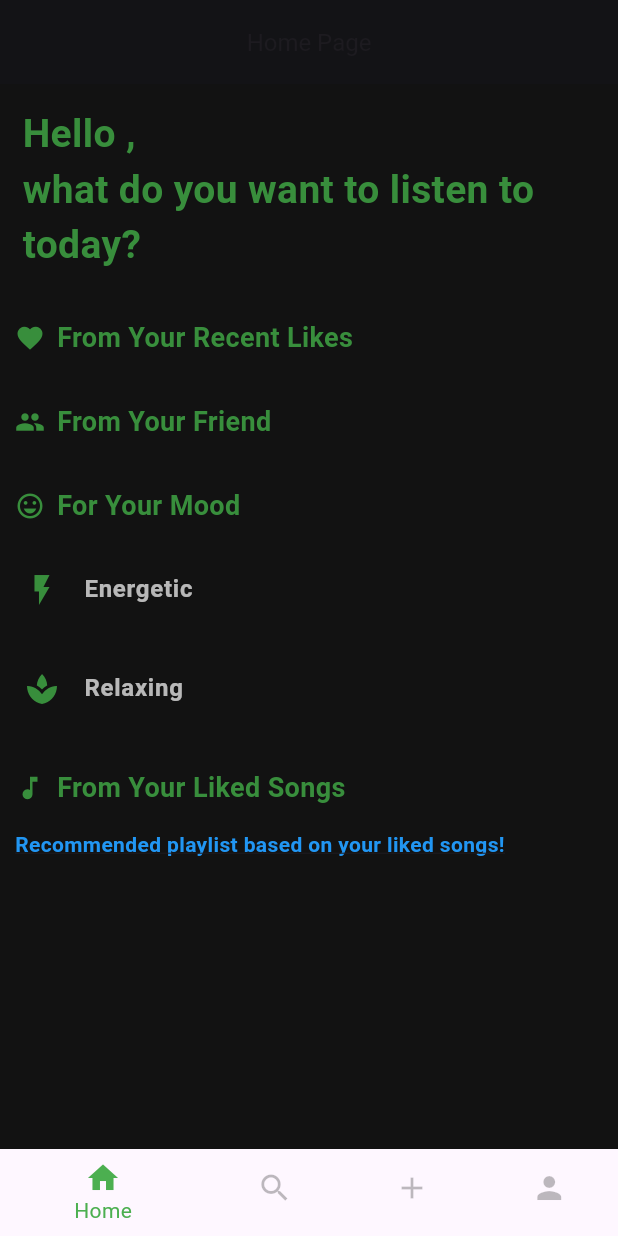
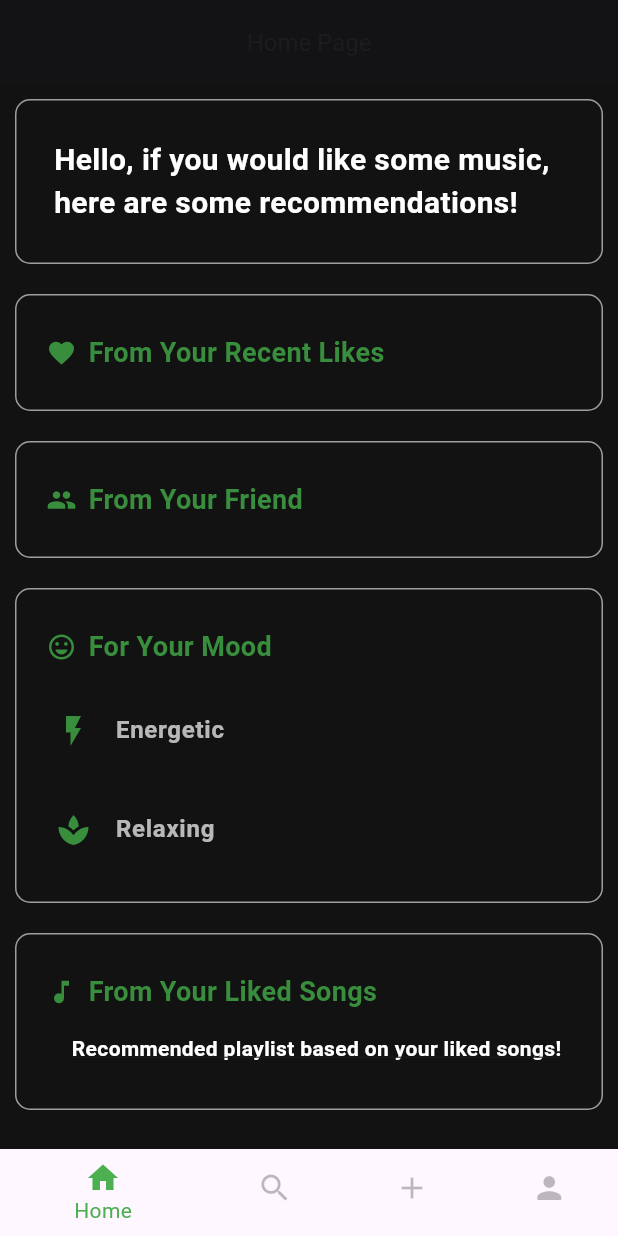
Before and after one commit to serrayakupoglu/T22, a Flutter app: the HomePage screen opened directly, on a phone screen of 412 x 824 dp. Run offline on Flutter 3.47's test engine with Material 3 defaults, Android fonts, the phone set to English and light mode, and no system bars; our stand-ins replace charts_flutter_new, expandable, flutter_secure_storage, flutter_slidable, pie_chart; missing offline and left inert: dart:ffi; accounts and stored records are empty; network calls fail; Roboto replaces fonts that are missing (Metrisch).

Commit message:
New home screen

```diff
--- a/lib/src/features/screen/home_screen.dart
+++ b/lib/src/features/screen/home_screen.dart
@@ -36,44 +36,46 @@ class _HomeScreenState extends State<HomeScreen> {
     super.initState();
   }
 
-  void fetchData () async {
+  void fetchData() async {
     username = StorageService().readSecureData('username');
-    if(!RecommendationsCache.containsRecommendation('recommendedSong')) {
+    if (!RecommendationsCache.containsRecommendation('recommendedSong')) {
       song = userController.recommendSong();
       RecommendationsCache.setRecommendation('recommendedSong', song);
     } else {
       song = RecommendationsCache.getRecommendation('recommendedSong');
     }
 
-    if(!RecommendationsCache.containsRecommendation('friendSong')) {
+    if (!RecommendationsCache.containsRecommendation('friendSong')) {
       friendSong = userController.recommendSongFromFriends();
       RecommendationsCache.setRecommendation('friendSong', friendSong);
     } else {
-      friendSong =  RecommendationsCache.getRecommendation('friendSong');
+      friendSong = RecommendationsCache.getRecommendation('friendSong');
     }
 
-    if(!RecommendationsCache.containsRecommendation('relaxingPlaylist')) {
+    if (!RecommendationsCache.containsRecommendation('relaxingPlaylist')) {
       relaxingPlaylist = songController.recommendRelaxingPlaylist();
-      RecommendationsCache.setRecommendation('relaxingPlaylist', relaxingPlaylist);
+      RecommendationsCache.setRecommendation(
+          'relaxingPlaylist', relaxingPlaylist);
     } else {
-      relaxingPlaylist = RecommendationsCache.getRecommendation('relaxingPlaylist');
+      relaxingPlaylist =
+          RecommendationsCache.getRecommendation('relaxingPlaylist');
     }
 
-    if(!RecommendationsCache.containsRecommendation('energeticPlaylist')) {
+    if (!RecommendationsCache.containsRecommendation('energeticPlaylist')) {
       energeticPlaylist = songController.recommendEnergeticPlaylist();
-      RecommendationsCache.setRecommendation('energeticPlaylist', energeticPlaylist);
+      RecommendationsCache.setRecommendation(
+          'energeticPlaylist', energeticPlaylist);
     } else {
-      energeticPlaylist = RecommendationsCache.getRecommendation('energeticPlaylist');
+      energeticPlaylist =
+          RecommendationsCache.getRecommendation('energeticPlaylist');
     }
 
-    if(!RecommendationsCache.containsRecommendation('playlist')) {
+    if (!RecommendationsCache.containsRecommendation('playlist')) {
       playlist = songController.recommendPlaylist();
       RecommendationsCache.setRecommendation('playlist', playlist);
     } else {
       playlist = RecommendationsCache.getRecommendation('playlist');
     }
-
-
   }
 
   @override
@@ -90,22 +92,29 @@ class _HomeScreenState extends State<HomeScreen> {
       },
       child: SingleChildScrollView(
         physics: const AlwaysScrollableScrollPhysics(),
-        child:SafeArea(
+        child: SafeArea(
           child: Column(
             crossAxisAlignment: CrossAxisAlignment.start,
             children: [
-              FutureBuilder<String?>(
+              Container(
+                decoration: BoxDecoration(
+                  border: Border.all(color: Colors.grey),
+                  borderRadius: BorderRadius.circular(10),
+                ),
+                margin: const EdgeInsets.all(10),
+                padding: const EdgeInsets.all(10),
+                child: FutureBuilder<String?>(
                   future: username,
                   builder: (context, snapshot) {
                     if (snapshot.hasData && snapshot.data != null) {
                       return Padding(
                         padding: const EdgeInsets.all(15),
                         child: Text(
-                        'Hello ${snapshot.data},\nwhat do you want to listen to today?',
+                          'Hello, if you would like some music, here are some recommendations!',
                           style: TextStyle(
-                          fontSize: 26,
+                            fontSize: 20,
                             fontWeight: FontWeight.bold,
-                          color: Colors.green[700],
+                            color: Colors.white,
                           ),
                         ),
                       );
@@ -114,6 +123,17 @@ class _HomeScreenState extends State<HomeScreen> {
                     }
                   },
                 ),
+              ),
+              Container(
+                decoration: BoxDecoration(
+                  border: Border.all(color: Colors.grey),
+                  borderRadius: BorderRadius.circular(10),
+                ),
+                margin: const EdgeInsets.all(10),
+                padding: const EdgeInsets.all(10),
+                child: Column(
+                  crossAxisAlignment: CrossAxisAlignment.start,
+                  children: [
                     sectionTitle("From Your Recent Likes", Icons.favorite),
                     FutureBuilder<RecommendedSong?>(
                       future: song,
@@ -126,6 +146,20 @@ class _HomeScreenState extends State<HomeScreen> {
                         }
                       },
                     ),
+                  ],
+                )
+              ),
+
+              Container(
+                decoration: BoxDecoration(
+                  border: Border.all(color: Colors.grey),
+                  borderRadius: BorderRadius.circular(10),
+                ),
+                margin: const EdgeInsets.all(10),
+                padding: const EdgeInsets.all(10),
+                child: Column(
+                  crossAxisAlignment: CrossAxisAlignment.start,
+                  children: [
                     sectionTitle("From Your Friend", Icons.group),
                     FutureBuilder<FriendSong?>(
                       future: friendSong,
@@ -138,15 +172,47 @@ class _HomeScreenState extends State<HomeScreen> {
                         }
                       },
                     ),
+                  ],
+                )
+              ),
+
+
+              Container(
+                decoration: BoxDecoration(
+                  border: Border.all(color: Colors.grey),
+                  borderRadius: BorderRadius.circular(10),
+                ),
+                margin: const EdgeInsets.all(10),
+                padding: const EdgeInsets.all(10),
+                child: Column(
+                  children: [
                     sectionTitle("For Your Mood", Icons.sentiment_very_satisfied),
-              moodPlaylistSection("Energetic", Icons.flash_on, () {userController.navigateToRecommendedPlaylistPage(context, 'energeticPlaylist');}),
-              moodPlaylistSection("Relaxing", Icons.spa, () {userController.navigateToRecommendedPlaylistPage(context, 'relaxingPlaylist');}),
+                    moodPlaylistSection("Energetic", Icons.flash_on,
+                            () => userController.navigateToRecommendedPlaylistPage(context, 'energeticPlaylist')),
+                    moodPlaylistSection("Relaxing", Icons.spa,
+                            () => userController.navigateToRecommendedPlaylistPage(context, 'relaxingPlaylist')),
+                  ],
+                ),
+              ),
+              Container(
+                decoration: BoxDecoration(
+                  border: Border.all(color: Colors.grey),
+                  borderRadius: BorderRadius.circular(10),
+                ),
+                margin: const EdgeInsets.all(10),
+                padding: const EdgeInsets.all(10),
+                child: Column(
+                  children: [
                     sectionTitle("From Your Liked Songs", Icons.music_note),
                     buildLikedSongsSection(context),
                   ],
+                )
+
+              ),
+
+            ],
           ),
         ),
-
       ),
     );
   }
@@ -233,7 +299,6 @@ class _HomeScreenState extends State<HomeScreen> {
     );
   }
 
-
   Widget buildLikedSongsSection(BuildContext context) {
     return Padding(
       padding: const EdgeInsets.only(left: 10.0, bottom: 20.0),
@@ -242,8 +307,6 @@ class _HomeScreenState extends State<HomeScreen> {
         children: [
           GestureDetector(
             onTap: () {
-              // Replace 'Your Playlist Name' with the actual playlist name you want to pass
-
               userController.navigateToRecommendedPlaylistPage(context, 'playlist');
             },
             child: const Text(
@@ -251,7 +314,7 @@ class _HomeScreenState extends State<HomeScreen> {
               style: TextStyle(
                 fontSize: 14,
                 fontWeight: FontWeight.bold,
-                color: Colors.blue, // Change the color to your preference
+                color: Colors.white, // Change the color to your preference
                 decoration: TextDecoration.underline, // Optional underline
               ),
             ),
```
Lines whose indentation alone changed are shown as unchanged.
